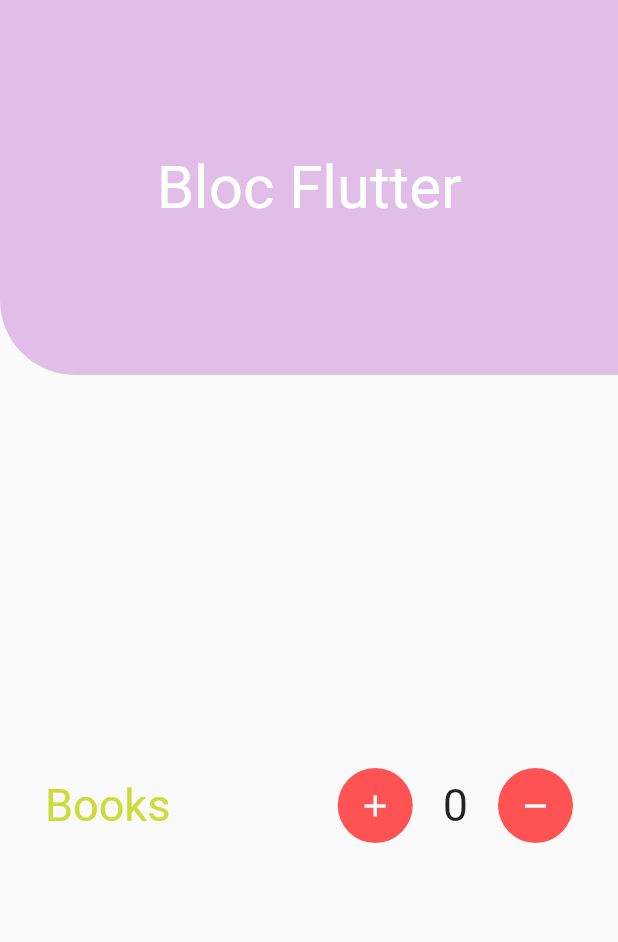
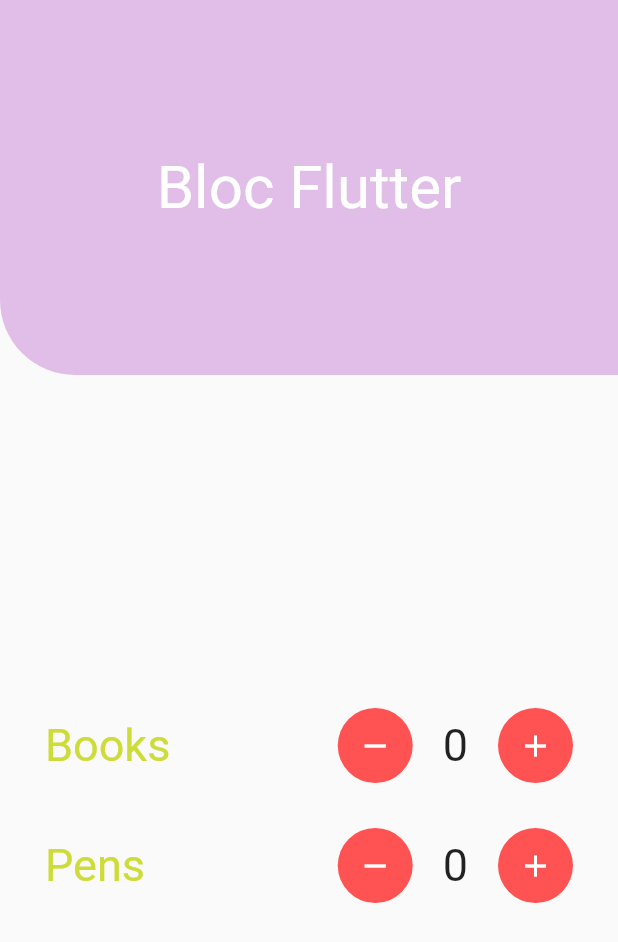
Before and after one commit to lucasoliveirasouza/bloc-estudo, a Flutter app: the screen it shows after launch, on a phone screen of 412 x 824 dp. Shown: the top 942 px of the screen. Run offline on Flutter 3.47's test engine with Material 2 defaults, Android fonts, the phone set to English and light mode, and no system bars.

Commit message:
Criação da interface

```diff
--- a/lib/views/counter.dart
+++ b/lib/views/counter.dart
@@ -52,9 +52,9 @@ class CounterView extends StatelessWidget {
                           color: Colors.redAccent,
                         ),
                         child: IconButton(
-                          onPressed: () {},
+                          onPressed: () => {},
                           icon: Icon(
-                            Icons.add,
+                            Icons.remove,
                             color: Colors.white,
                           ),
                         ),
@@ -77,9 +77,66 @@ class CounterView extends StatelessWidget {
                           color: Colors.redAccent,
                         ),
                         child: IconButton(
+                          onPressed: () {},
+                          icon: Icon(
+                            Icons.add,
+                            color: Colors.white,
+                          ),
+                        ),
+                      ),
+                    ],
+                  ),
+                  SizedBox(
+                    height: 30,
+                  ),
+                  Row(
+                    children: [
+                      Text(
+                        "Pens",
+                        style: TextStyle(
+                          fontSize: 30,
+                          color: Colors.lime,
+                        ),
+                      ),
+                      Expanded(
+                        child: Container(),
+                      ),
+                      Container(
+                        width: 50,
+                        height: 50,
+                        decoration: BoxDecoration(
+                          borderRadius: BorderRadius.circular(25),
+                          color: Colors.redAccent,
+                        ),
+                        child: IconButton(
                           onPressed: () => {},
                           icon: Icon(
                             Icons.remove,
+                            color: Colors.white,
+                          ),
+                        ),
+                      ),
+                      SizedBox(
+                        width: 20,
+                      ),
+                      Text(
+                        "0",
+                        style: TextStyle(fontSize: 30),
+                      ),
+                      SizedBox(
+                        width: 20,
+                      ),
+                      Container(
+                        width: 50,
+                        height: 50,
+                        decoration: BoxDecoration(
+                          borderRadius: BorderRadius.circular(25),
+                          color: Colors.redAccent,
+                        ),
+                        child: IconButton(
+                          onPressed: () {},
+                          icon: Icon(
+                            Icons.add,
                             color: Colors.white,
                           ),
                         ),
```
